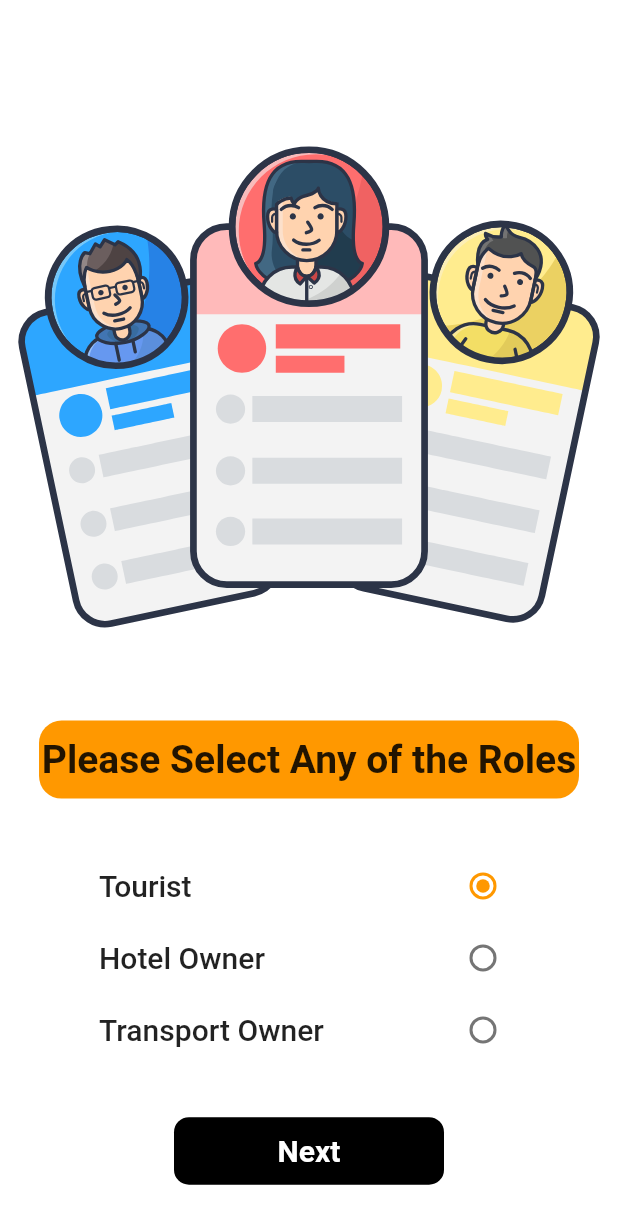
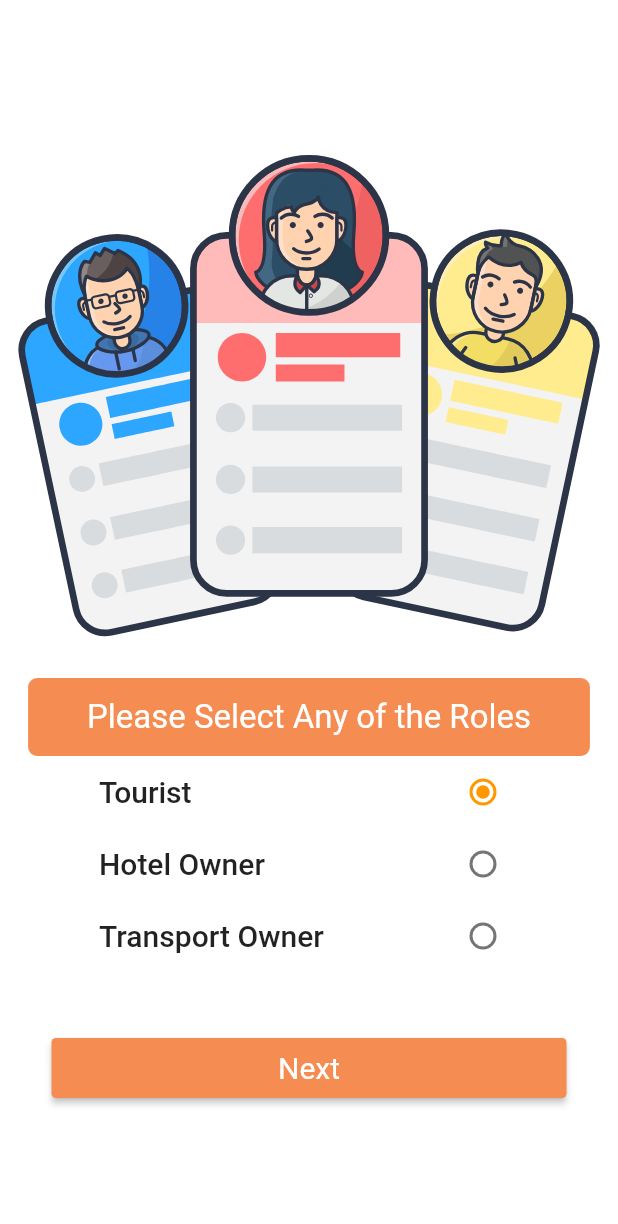
Before and after one commit to hamzasiddiqui97/Adventour-Guide-FYP, a Flutter app: the screen it shows after launch, on a phone screen of 412 x 824 dp. Shown: the top 1224 px of the screen. Run offline on Flutter 3.47's test engine with Material 2 defaults, Android fonts, the phone set to English and light mode, and no system bars; our stand-ins replace cached_network_image, cloud_firestore, dio, firebase_auth, firebase_core, firebase_database and 13 more; missing offline and left inert: flutter_google_places, flutter_polyline_points, google_api_headers, google_maps_webservice; accounts and stored records are empty.

Commit message:
minor ui changes

```diff
--- a/lib/core/widgets/search_bar_widget.dart
+++ b/lib/core/widgets/search_bar_widget.dart
@@ -10,6 +10,8 @@ class SearchBar extends StatelessWidget {
   IconButton? suffixIcon;
   TextEditingController? controller;
   VoidCallback? onValueSubmitted;
+  final Function(String)? onPlaceSelected;
+
 
 
   SearchBar({
@@ -19,6 +21,7 @@ class SearchBar extends StatelessWidget {
     this.width,
     this.suffixIcon,
     this.controller,
+    this.onPlaceSelected,
 
   });
 
--- a/lib/view/screens/loginScreens/roleSelection.dart
+++ b/lib/view/screens/loginScreens/roleSelection.dart
@@ -1,6 +1,8 @@
+import 'package:flutter/foundation.dart';
 import 'package:flutter/material.dart';
 import 'package:get/get.dart';
 import 'package:google_maps_basics/controllers/mainController.dart';
+import 'package:google_maps_basics/core/constant/color_constants.dart';
 import 'package:google_maps_basics/view/screens/loginScreens/auth_page.dart';
 import 'package:lottie/lottie.dart';
 
@@ -19,19 +21,28 @@ class _RoleSelectionState extends State<RoleSelection> {
     final MainController mainController = Get.put(MainController());
 
     return Scaffold(
-      body: Center(
+      body: SingleChildScrollView(
+        child: Center(
           child: Column(
+
             mainAxisAlignment: MainAxisAlignment.spaceEvenly,
             children: [
+
+
+              const SizedBox(
+                height: 40,
+              ),
+
+
               Lottie.asset('assets/splash_screen_animation/selectRole.json'),
               Container(
                 height: 52,
-              width: 360,
+                width: MediaQuery.of(context).size.width / 1.1,
                 decoration: const BoxDecoration(
-                color: Colors.orange,
+                  color: ColorPalette.secondaryColor,
                   borderRadius: BorderRadius.all(
                     Radius.circular(
-                    15,
+                      6,
                     ),
                   ),
                 ),
@@ -39,8 +50,9 @@ class _RoleSelectionState extends State<RoleSelection> {
                   child: Text(
                     "Please Select Any of the Roles",
                     style: TextStyle(
-                    fontSize: 26,
-                    fontWeight: FontWeight.w600,
+                      color: Colors.white,
+                      fontSize: 22,
+                      fontWeight: FontWeight.w400,
                     ),
                   ),
                 ),
@@ -140,36 +152,72 @@ class _RoleSelectionState extends State<RoleSelection> {
                   ],
                 ),
               ),
-            InkWell(
-              onTap: (){
+              const SizedBox(
+                height: 40,
+              ),
+              SizedBox(
+                width: MediaQuery.of(context).size.width /1.2,
+                child: ElevatedButton(
+                  style: ElevatedButton.styleFrom(
+                    shape: RoundedRectangleBorder(
+                      borderRadius: BorderRadius.circular(3),
+                    ),
+                    backgroundColor: ColorPalette.secondaryColor,
+                    foregroundColor: Colors.white,
+                    minimumSize: const Size(double.infinity, 40),
+                  ),
+
+                  onPressed: (){
                     // Get.to(()=>const AuthPage());
                     mainController.role.value=radioValue!;
+                    if (kDebugMode) {
                       print(mainController.role.value);
+                    }
                     Navigator.push(
                       context,
                       MaterialPageRoute(builder: (context) => const AuthPage()),
                     );
                   },
-              child: Container(
-                height: 45,
-                width: 180,
-                decoration: const BoxDecoration(
-                    color: Colors.black,
-                    borderRadius: BorderRadius.all(Radius.circular(10))),
-                child: const Center(
-                  child: Text(
+                  child: const Text(
                   "Next",
                   style: TextStyle(
-                        fontWeight: FontWeight.bold,
+                      fontWeight: FontWeight.normal,
                       color: Colors.white,
                       fontSize: 20),
                 ),
-                ),
+
+                  // child: ElevatedButton(
+                  //   onPressed: () {},
+                  //   style: ElevatedButton.styleFrom(
+                  //     backgroundColor: ColorPalette.secondaryColor,
+                  //     foregroundColor: Colors.white,
+                  //     minimumSize: const Size(double.infinity, 40),
+                  //   ),
+                  //   child: const Text('Sign In'),
+                  // ),
+                  //
+                  // child: Container(
+                  //   height: 45,
+                  //   width: 180,
+                  //   decoration: const BoxDecoration(
+                  //       color: ColorPalette.secondaryColor,
+                  //       borderRadius: BorderRadius.all(Radius.circular(10))),
+                  //   child: const Center(
+                  //     child: Text(
+                  //       "Next",
+                  //       style: TextStyle(
+                  //           fontWeight: FontWeight.bold,
+                  //           color: Colors.white,
+                  //           fontSize: 20),
+                  //     ),
+                  //   ),
+                  // ),
                 ),
               ),
             ],
           ),
         ),
+      ),
     );
   }
 }
--- a/lib/view/screens/pages/maps_view.dart
+++ b/lib/view/screens/pages/maps_view.dart
@@ -547,7 +547,7 @@ class _HomePageGoogleMapsState extends State<HomePageGoogleMaps> {
               top: 0,
               child: Container(
                 color: ColorPalette.primaryColor,
-                height: MediaQuery.of(context).size.height * 0.27,
+                height: MediaQuery.of(context).size.height * 0.28,
                 width: MediaQuery.of(context).size.width,
                 child: SingleChildScrollView(
                   child: Column(
@@ -579,7 +579,8 @@ class _HomePageGoogleMapsState extends State<HomePageGoogleMaps> {
                                           _handlePressButtonSource();
                                         });
                                   }),
-                              GestureDetector(
+                              InkWell(
+                                splashColor: ColorPalette.secondaryColor,
                                 onTap: () {
                                   setState(() {
                                     showMultipleSearchBars = true;
@@ -604,6 +605,7 @@ class _HomePageGoogleMapsState extends State<HomePageGoogleMaps> {
                             ]),
 
                       ///// MULTIPLE SEARCH BAR FIELD /////
+
                       Container(
                         width: MediaQuery.of(context).size.width * 0.95,
                         child: Column(
@@ -625,6 +627,11 @@ class _HomePageGoogleMapsState extends State<HomePageGoogleMaps> {
                                             hintText: 'Search Destination',
                                             onPress: () {
                                               _handlePressButtonDestination();
+                                            },
+                                            onPlaceSelected: (String placeName) {
+                                              setState(() {
+                                                multipleDestinations[index] = placeName;
+                                              });
                                             },
                                           ),
                                         ),
@@ -655,6 +662,59 @@ class _HomePageGoogleMapsState extends State<HomePageGoogleMaps> {
                           ],
                         ),
                       ),
+
+
+                      // Container(
+                      //   width: MediaQuery.of(context).size.width * 0.95,
+                      //   child: Column(
+                      //     children: [
+                      //       if (showMultipleSearchBars)
+                      //         Column(
+                      //           children: List.generate(
+                      //             multipleDestinations.length,
+                      //                 (index) => Padding(
+                      //               padding: const EdgeInsets.symmetric(vertical: 8.0),
+                      //               child: Row(
+                      //                 children: [
+                      //                   Expanded(
+                      //                     child: SearchBar(
+                      //                       width: MediaQuery.of(context).size.width * 0.8,
+                      //                       controller: TextEditingController(
+                      //                         text: multipleDestinations[index],
+                      //                       ),
+                      //                       hintText: 'Search Destination',
+                      //                       onPress: () {
+                      //                         _handlePressButtonDestination();
+                      //                       },
+                      //                     ),
+                      //                   ),
+                      //                   const SizedBox(width: 10),
+                      //                   GestureDetector(
+                      //                     onTap: () {
+                      //                       setState(() {
+                      //                         multipleDestinations.removeAt(index);
+                      //                       });
+                      //                     },
+                      //                     child: Container(
+                      //                       decoration: BoxDecoration(
+                      //                         borderRadius: BorderRadius.circular(20),
+                      //                         color: Colors.white,
+                      //                       ),
+                      //                       child: const Icon(
+                      //                         Icons.remove,
+                      //                         size: 38,
+                      //                         color: ColorPalette.secondaryColor,
+                      //                       ),
+                      //                     ),
+                      //                   ),
+                      //                 ],
+                      //               ),
+                      //             ),
+                      //           ),
+                      //         ),
+                      //     ],
+                      //   ),
+                      // ),
                     ],
                   ),
                 ),
--- a/lib/view/screens/pages/my_account.dart
+++ b/lib/view/screens/pages/my_account.dart
@@ -57,6 +57,7 @@ class _MyAccountState extends State<MyAccount> {
                 Text('Logged in as: ${user.displayName}',style: const TextStyle(fontSize: 16.0,)),
                 Text('Email: ${user.email}', style: const TextStyle(fontSize: 16.0,)),
                 const SizedBox(height: 20),
+
                 SizedBox(
                   width: 200,
                   child: ElevatedButton(
--- a/lib/view/screens/views/places_list_along_the_route.dart
+++ b/lib/view/screens/views/places_list_along_the_route.dart
@@ -135,7 +135,6 @@ class _PlacesListAlongTheRouteState extends State<PlacesListAlongTheRoute> {
     });
     Utils.showSnackBar("Place removed from trip", true);
   }
-
 
   @override
   Widget build(BuildContext context) {
```
Lines whose indentation alone changed are shown as unchanged.
